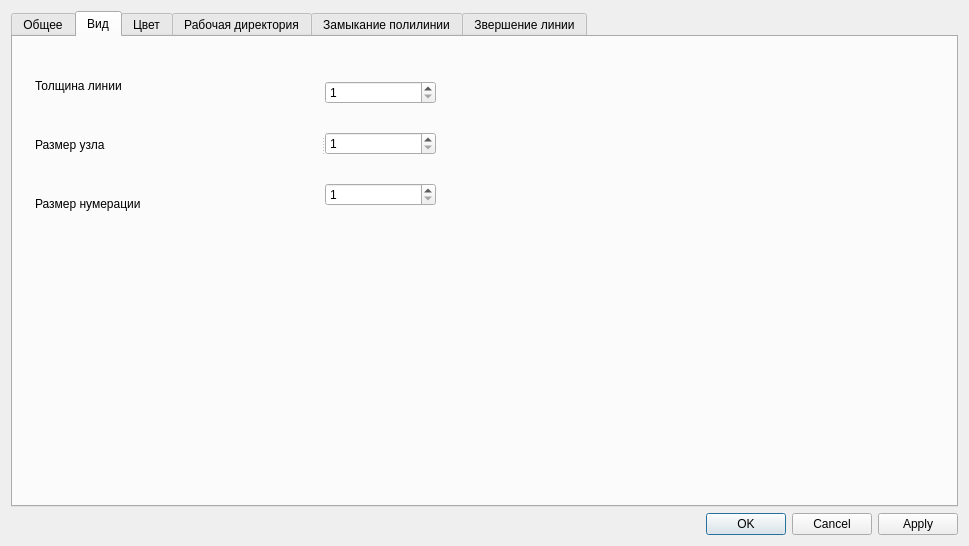
mariekarelina/QLabelMe, file src/qlabelme/widgets/settings.ui: the form before one commit.
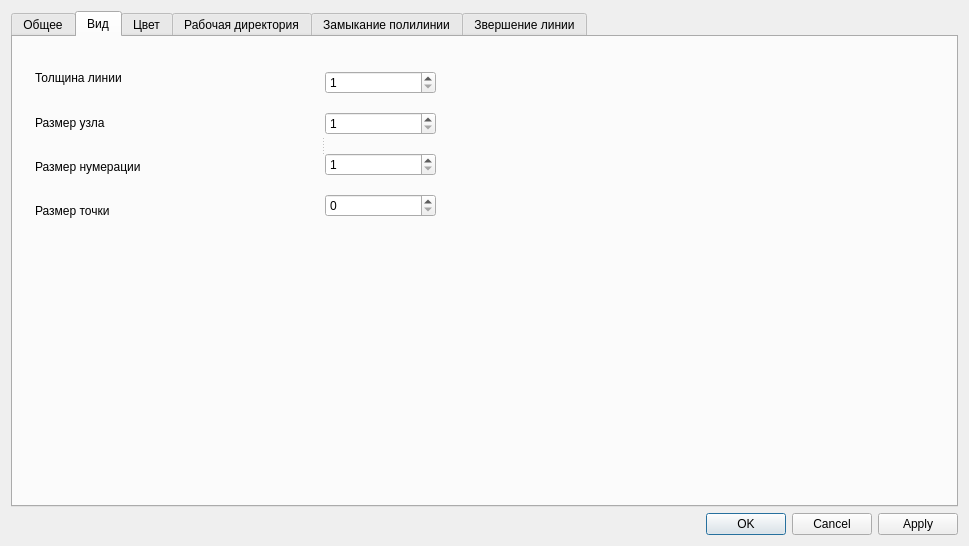
The form after the commit. The open tabs and pages were chosen to show the change.

Commit message: В настройках реализован отдельный размер точки

What changed in the file:
```diff
--- a/src/qlabelme/widgets/settings.ui
+++ b/src/qlabelme/widgets/settings.ui
@@ -153,6 +153,13 @@
            </property>
           </widget>
          </item>
+         <item>
+          <widget class="QLabel" name="pointSize">
+           <property name="text">
+            <string>Размер точки</string>
+           </property>
+          </widget>
+         </item>
         </layout>
        </widget>
        <widget class="QWidget" name="layoutWidget2">
@@ -187,6 +194,9 @@
            </property>
           </widget>
          </item>
+         <item>
+          <widget class="QSpinBox" name="spinPointSize"/>
+         </item>
         </layout>
        </widget>
       </widget>
```
Left out of the diff: 2 changed lines with no effect on the pictures. The commit also changes 5 other files.
